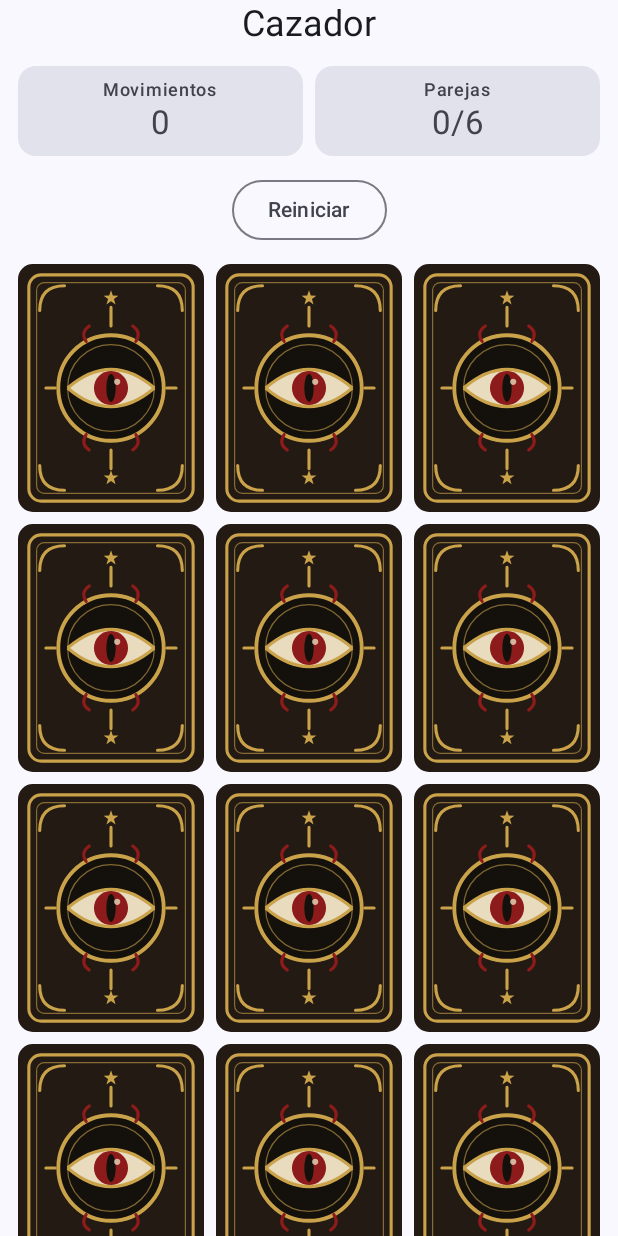
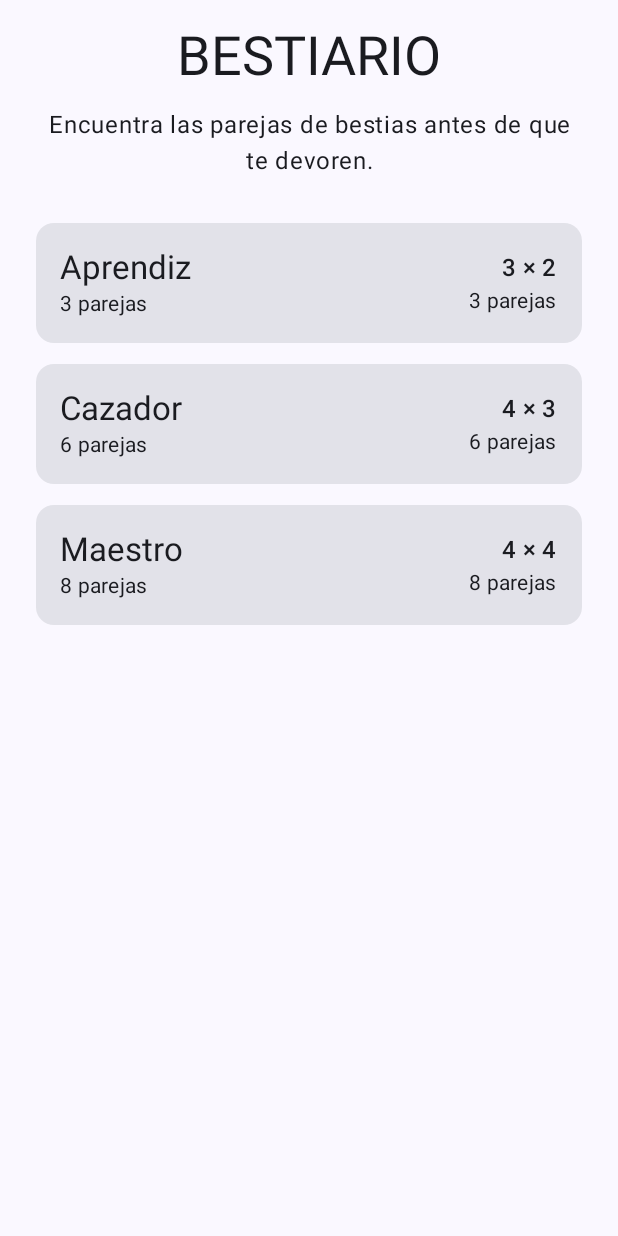
Before and after one commit to Luis-GR05/Bestiario_PMDM, an Android app built with Jetpack Compose: the screen it shows after launch (MainActivity), on a phone screen of 412 x 824 dp. Run offline under Robolectric (Android 15) with nearby library versions, the phone set to English and light mode, and no system bars; our stand-ins replace Navigation 3.

Commit message:
Navegación con Navigation 3: inicio, tablero y resultado

```diff
--- a/app/src/main/java/com/pm2627/p1ev/memory/MainActivity.kt
+++ b/app/src/main/java/com/pm2627/p1ev/memory/MainActivity.kt
@@ -4,21 +4,11 @@ import android.os.Bundle
 import androidx.activity.ComponentActivity
 import androidx.activity.compose.setContent
 import androidx.activity.enableEdgeToEdge
-import androidx.compose.foundation.layout.fillMaxSize
-import androidx.compose.foundation.layout.padding
-import androidx.compose.material3.Scaffold
-import androidx.compose.ui.Modifier
-import androidx.lifecycle.viewmodel.compose.viewModel
-import com.pm2627.p1ev.memory.datos.NivelesRepositorio
-import com.pm2627.p1ev.memory.ui.tablero.TableroScreen
-import com.pm2627.p1ev.memory.ui.tablero.TableroViewModel
+import com.pm2627.p1ev.memory.navegacion.MemoryApp
 import com.pm2627.p1ev.memory.ui.theme.MemoryTheme
 
 /**
- * LA ACTIVITY: solo arranca la app.
- *
- * De momento muestra directamente un tablero del nivel Cazador. Cuando haya tres pantallas,
- * aquí se pintará MemoryApp, con la pila de navegación.
+ * LA ACTIVITY: solo arranca la app con el tema y la navegación (MemoryApp).
  */
 class MainActivity : ComponentActivity() {
     override fun onCreate(savedInstanceState: Bundle?) {
@@ -26,17 +16,7 @@ class MainActivity : ComponentActivity() {
         enableEdgeToEdge()
         setContent {
             MemoryTheme {
-                Scaffold(modifier = Modifier.fillMaxSize()) { innerPadding ->
-                    val nivel = NivelesRepositorio.nivelesPorDefecto[1]
-                    // viewModel { } busca antes de crear: lo crea con parámetros la primera vez
-                    // y lo reutiliza después (por ejemplo, al girar el móvil)
-                    val viewModel = viewModel { TableroViewModel(nivel) }
-                    TableroScreen(
-                        nivel = nivel,
-                        viewModel = viewModel,
-                        modifier = Modifier.padding(innerPadding),
-                    )
-                }
+                MemoryApp()
             }
         }
     }
--- /dev/null
+++ b/app/src/main/java/com/pm2627/p1ev/memory/navegacion/MemoryApp.kt
@@ -0,0 +1,88 @@
+package com.pm2627.p1ev.memory.navegacion
+
+import androidx.compose.runtime.Composable
+import androidx.compose.ui.Modifier
+import androidx.lifecycle.viewmodel.compose.viewModel
+import androidx.lifecycle.viewmodel.navigation3.rememberViewModelStoreNavEntryDecorator
+import androidx.navigation3.runtime.NavBackStack
+import androidx.navigation3.runtime.NavKey
+import androidx.navigation3.runtime.entryProvider
+import androidx.navigation3.runtime.rememberNavBackStack
+import androidx.navigation3.runtime.rememberSaveableStateHolderNavEntryDecorator
+import androidx.navigation3.ui.NavDisplay
+import com.pm2627.p1ev.memory.datos.NivelesRepositorio
+import com.pm2627.p1ev.memory.model.Nivel
+import com.pm2627.p1ev.memory.ui.inicio.InicioScreen
+import com.pm2627.p1ev.memory.ui.resultado.ResultadoScreen
+import com.pm2627.p1ev.memory.ui.tablero.TableroScreen
+import com.pm2627.p1ev.memory.ui.tablero.TableroViewModel
+
+/**
+ * LA NAVEGACIÓN de la app con Navigation 3.
+ *
+ * - La pila de pantallas (back stack, apuntes 3B.1 §1) es una lista de claves. La última es la visible.
+ * - rememberNavBackStack la guarda, así sobrevive al giro del móvil.
+ * - Decoradores: el de estado guardable (siempre el primero) y el de ViewModel, que da
+ *   a cada entrada de la pila su propio ViewModel (3B.1 §8). Así hay UN ViewModel por partida.
+ *
+ * Botón atrás:
+ *   Tablero   -> vuelve a Inicio (se abandona la partida).
+ *   Resultado -> vuelve a Inicio (el tablero ya se quitó de la pila al ganar).
+ *   Inicio    -> sale de la app (la pila se queda vacía y Android cierra la Activity).
+ */
+@Composable
+fun MemoryApp(modifier: Modifier = Modifier) {
+    val niveles = NivelesRepositorio.nivelesPorDefecto
+    val pila = rememberNavBackStack(Inicio)
+
+    fun nivelPorId(id: String): Nivel = niveles.firstOrNull { it.id == id } ?: niveles.first()
+
+    NavDisplay(
+        backStack = pila,
+        modifier = modifier,
+        onBack = { pila.removeLastOrNull() },
+        entryDecorators = listOf(
+            rememberSaveableStateHolderNavEntryDecorator(),
+            rememberViewModelStoreNavEntryDecorator(),
+        ),
+        entryProvider = entryProvider {
+            entry<Inicio> {
+                InicioScreen(
+                    niveles = niveles,
+                    onNivelElegido = { nivel -> pila.add(Tablero(nivelId = nivel.id)) },
+                )
+            }
+            entry<Tablero> { clave ->
+                val nivel = nivelPorId(clave.nivelId)
+                // viewModel { } busca antes de crear: lo crea con parámetros la primera vez y luego lo reutiliza
+                val viewModel = viewModel { TableroViewModel(nivel) }
+                TableroScreen(
+                    nivel = nivel,
+                    viewModel = viewModel,
+                    onVolver = { pila.removeLastOrNull() },
+                    onPartidaGanada = { movimientos ->
+                        // Sustituyo el tablero por el resultado: atrás desde Resultado lleva a Inicio
+                        pila.removeLastOrNull()
+                        pila.add(Resultado(nivel.id, movimientos))
+                    },
+                )
+            }
+            entry<Resultado> { clave ->
+                ResultadoScreen(
+                    nivel = nivelPorId(clave.nivelId),
+                    movimientos = clave.movimientos,
+                    onJugarOtraVez = {
+                        pila.removeLastOrNull()
+                        pila.add(Tablero(clave.nivelId))
+                    },
+                    onElegirNivel = { volverAInicio(pila) },
+                )
+            }
+        },
+    )
+}
+
+/** Deja en la pila solo la pantalla de inicio. */
+private fun volverAInicio(pila: NavBackStack<NavKey>) {
+    while (pila.size > 1) pila.removeLastOrNull()
+}
--- /dev/null
+++ b/app/src/main/java/com/pm2627/p1ev/memory/ui/inicio/InicioScreen.kt
@@ -0,0 +1,87 @@
+package com.pm2627.p1ev.memory.ui.inicio
+
+import androidx.compose.foundation.layout.Arrangement
+import androidx.compose.foundation.layout.Column
+import androidx.compose.foundation.layout.Row
+import androidx.compose.foundation.layout.Spacer
+import androidx.compose.foundation.layout.fillMaxSize
+import androidx.compose.foundation.layout.fillMaxWidth
+import androidx.compose.foundation.layout.height
+import androidx.compose.foundation.layout.padding
+import androidx.compose.foundation.layout.safeDrawingPadding
+import androidx.compose.foundation.layout.widthIn
+import androidx.compose.foundation.rememberScrollState
+import androidx.compose.foundation.verticalScroll
+import androidx.compose.material3.Card
+import androidx.compose.material3.MaterialTheme
+import androidx.compose.material3.Surface
+import androidx.compose.material3.Text
+import androidx.compose.runtime.Composable
+import androidx.compose.ui.Alignment
+import androidx.compose.ui.Modifier
+import androidx.compose.ui.text.style.TextAlign
+import androidx.compose.ui.tooling.preview.Preview
+import androidx.compose.ui.unit.dp
+import com.pm2627.p1ev.memory.datos.NivelesRepositorio
+import com.pm2627.p1ev.memory.model.Nivel
+import com.pm2627.p1ev.memory.ui.theme.MemoryTheme
+
+/**
+ * PANTALLA DE INICIO: enseña los niveles y avisa de cuál se ha elegido.
+ * No guarda estado: los niveles le llegan desde MemoryApp y el clic sube como evento.
+ */
+@Composable
+fun InicioScreen(
+    niveles: List<Nivel>,
+    onNivelElegido: (Nivel) -> Unit,
+) {
+    Surface(color = MaterialTheme.colorScheme.background, modifier = Modifier.fillMaxSize()) {
+        Column(
+            modifier = Modifier
+                .fillMaxSize()
+                .safeDrawingPadding()
+                .verticalScroll(rememberScrollState())
+                .padding(horizontal = 24.dp, vertical = 16.dp),
+            horizontalAlignment = Alignment.CenterHorizontally,
+            verticalArrangement = Arrangement.spacedBy(14.dp),
+        ) {
+            Text("BESTIARIO", style = MaterialTheme.typography.displaySmall)
+            Text(
+                "Encuentra las parejas de bestias antes de que te devoren.",
+                style = MaterialTheme.typography.bodyLarge,
+                textAlign = TextAlign.Center,
+            )
+            Spacer(Modifier.height(4.dp))
+            niveles.forEach { nivel ->
+                TarjetaNivel(nivel = nivel, onClick = { onNivelElegido(nivel) })
+            }
+        }
+    }
+}
+
+@Composable
+private fun TarjetaNivel(nivel: Nivel, onClick: () -> Unit) {
+    Card(
+        onClick = onClick,
+        modifier = Modifier.widthIn(max = 480.dp).fillMaxWidth(),
+    ) {
+        Row(Modifier.padding(16.dp), verticalAlignment = Alignment.CenterVertically) {
+            Column(Modifier.weight(1f)) {
+                Text(nivel.nombre, style = MaterialTheme.typography.titleLarge)
+                Text(nivel.descripcion, style = MaterialTheme.typography.bodyMedium)
+            }
+            Column(horizontalAlignment = Alignment.End) {
+                Text("${nivel.filas} × ${nivel.columnas}", style = MaterialTheme.typography.titleMedium)
+                Text("${nivel.parejas} parejas", style = MaterialTheme.typography.bodyMedium)
+            }
+        }
+    }
+}
+
+@Preview(showBackground = true, widthDp = 380, heightDp = 800)
+@Composable
+private fun InicioPreview() {
+    MemoryTheme {
+        InicioScreen(NivelesRepositorio.nivelesPorDefecto, {})
+    }
+}
```
Also changed, not shown: app/src/main/java/com/pm2627/p1ev/memory/navegacion/Destinos.kt (added, +25 -0 lines), app/src/main/java/com/pm2627/p1ev/memory/ui/resultado/ResultadoScreen.kt (added, +67 -0 lines), app/src/main/java/com/pm2627/p1ev/memory/ui/tablero/TableroScreen.kt (+45 -13 lines), app/src/main/res/drawable/ic_reiniciar.xml (added, +11 -0 lines), app/src/main/res/drawable/ic_volver.xml (added, +12 -0 lines).
